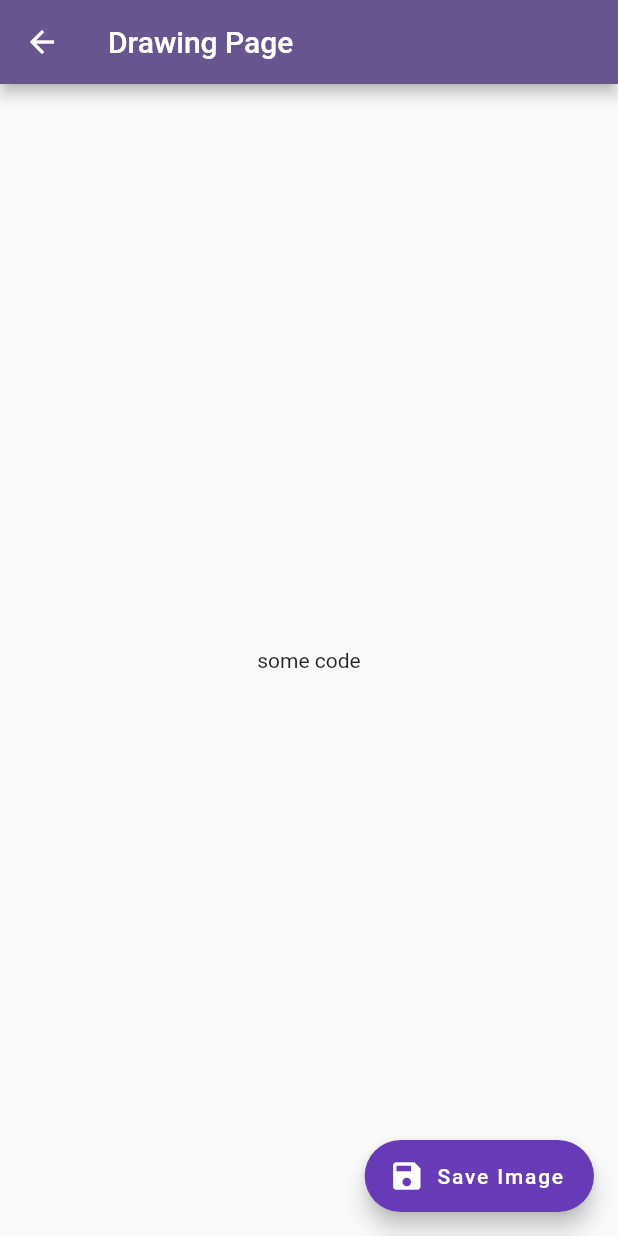
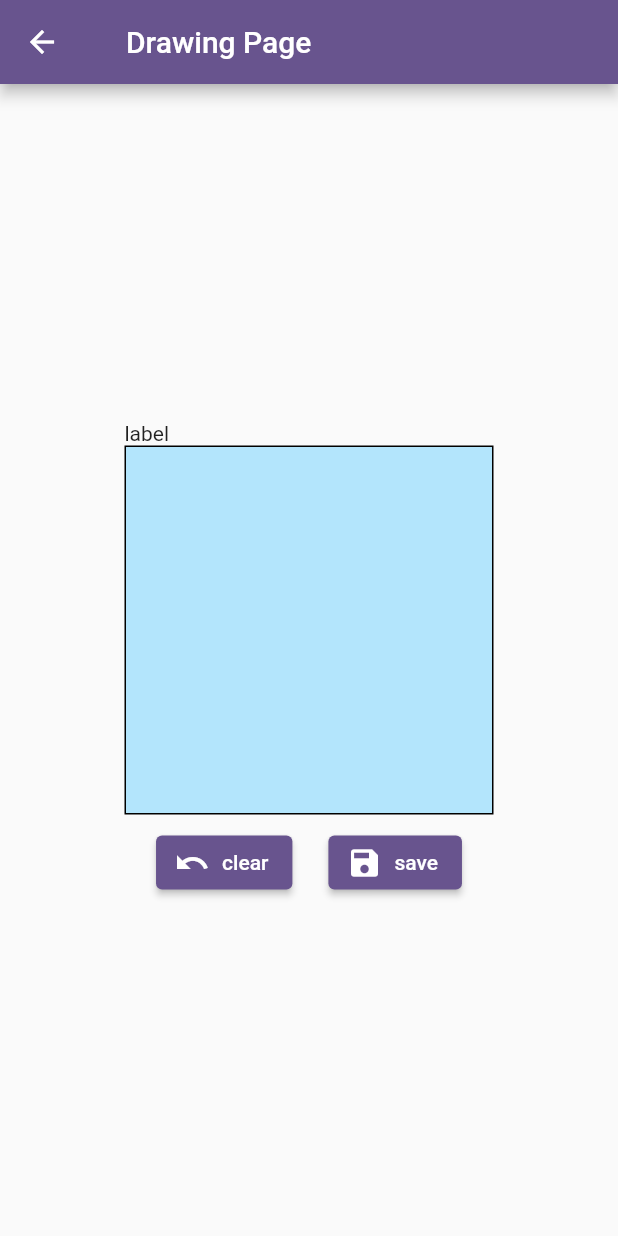
Before and after one commit to adeiskandarzulkarnaen/AksaraGenerator-Flutter, a Flutter app: the DrawingPage screen opened directly, on a phone screen of 412 x 824 dp. Run offline on Flutter 3.47's test engine with Material 3 defaults, Android fonts, the phone set to English and light mode, and no system bars; drawn by our look-alikes of signature; missing offline and left inert: flutter_file_dialog.

Commit message:
add drawing page

```diff
--- a/lib/drawing_page.dart
+++ b/lib/drawing_page.dart
@@ -1,6 +1,8 @@
-import 'dart:developer';
+import 'dart:typed_data';
+import 'package:flutter/material.dart';
+import 'package:signature/signature.dart';
 
-import 'package:flutter/material.dart';
+import 'package:aksaragen/utils/utils.dart';
 
 class DrawingPage extends StatefulWidget {
   const DrawingPage({super.key});
@@ -10,23 +12,104 @@ class DrawingPage extends StatefulWidget {
 }
 
 class _DrawingPageState extends State<DrawingPage> {
+  late final SignatureController _signatureController;
+
   @override
   Widget build(BuildContext context) {
     return Scaffold(
       appBar: AppBar(
-        title: const Text("Drawing Page"),
+        title: const Padding(
+          padding: EdgeInsets.only(left: 12.0),
+          child: Text("Drawing Page"),
+        ),
       ),
-      body: const Center(
-        child: Text("some code")
+      body: Center(
+        child: Column(
+          mainAxisAlignment: MainAxisAlignment.center,
+          children: <Widget>[
+            const SizedBox(
+              width: 246,
+              child: Text("label"),
+            ),
+            Container(
+              width: 246,
+              height: 246,
+              decoration: BoxDecoration(
+                border: Border.all(width: 1)
+              ),
+              child: Signature(
+                controller: _signatureController,
+                width: 244.0,
+                height: 244.0,
+                backgroundColor: Colors.lightBlue[100]!,
+              ),
+            ),
+            Container(
+              width: 246,
+              padding: const EdgeInsets.only(top: 8),
+              child: Row(
+                mainAxisAlignment: MainAxisAlignment.center,
+                children: <Widget>[
+                  ElevatedButton.icon(
+                    onPressed: () {
+                      setState(() {
+                        _signatureController.clear();
+                      });
+                    },
+                    icon: const Icon(Icons.undo_outlined),
+                    label: const Text("clear")
+                  ),
+                  const SizedBox(width: 24),
+                  ElevatedButton.icon(
+                    onPressed: () async {
+                      Uint8List? canvasImage = await _signatureController.toPngBytes(
+                        width: 244, height: 244,
+                      );
+
+                      if(canvasImage != null) {
+                        String? res = await saveUint8ListToImageFile(
+                          bytesData: canvasImage,
+                          fileName: "image"
+                        );
+                        if(res != null) showSnackbar();
+                      }
+                    },
+                    icon: const Icon(Icons.save),
+                    label: const Text("save")
+                  ),
+                ],
+              ),
+            )
+          ],
+        )
       ),
-      floatingActionButton: FloatingActionButton.extended(
-        onPressed: () {
-          log("Image Saved");
-        },
-        label: const Text("Save Image"),
-        icon: const Icon(Icons.save),
-        backgroundColor: Colors.deepPurple,
-      )
+
+    );
+  }
+
+  @override
+  void initState() {
+    super.initState();
+    _signatureController = SignatureController(
+      penStrokeWidth: 3.0,
+      penColor: Colors.black,
+      exportBackgroundColor: Colors.white,
+      exportPenColor: Colors.black,
+    );
+  }
+
+  @override
+  void dispose() {
+    _signatureController.dispose();
+    super.dispose();
+  }
+
+  void showSnackbar() {
+    ScaffoldMessenger.of(context).showSnackBar(
+      const SnackBar(
+        content: Text('save success!!'),
+        duration: Duration(seconds: 2),
+      ),
     );
   }
 }
--- a/pubspec.yaml
+++ b/pubspec.yaml
@@ -11,6 +11,9 @@ dependencies:
   flutter:
     sdk: flutter
   cupertino_icons: ^1.0.6
+  signature: ^5.4.1
+  path_provider: ^2.1.3
+  flutter_file_dialog: ^3.0.2
 
 dev_dependencies:
   flutter_test:
```
Also changed, not shown: lib/utils/utils.dart (added, +31 -0 lines), pubspec.lock, 1 other file.
